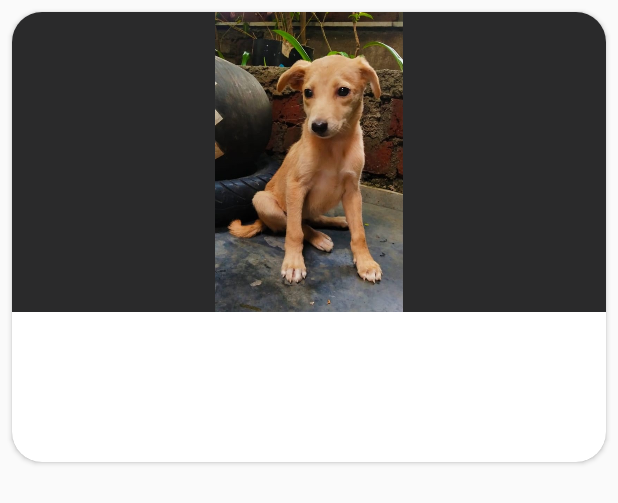
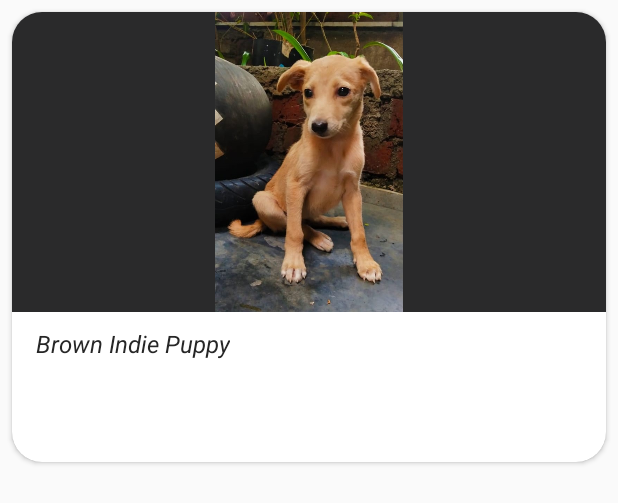
Before and after one commit to harshsiri2110/AART, an Android app: the layout item.xml on its own in the app's theme, with its tools: preview values and no code run, on a phone screen of 412 x 824 dp. Shown: the top 503 px of the screen. Run offline under Robolectric (Android 15) with nearby library versions, the phone set to English and light mode, and no system bars.

Commit message:
image description

```diff
--- a/app/src/main/res/layout/item.xml
+++ b/app/src/main/res/layout/item.xml
@@ -25,6 +25,18 @@
 
             </ImageView>
 
+            <TextView
+                android:id="@+id/title"
+                android:layout_width="wrap_content"
+                android:layout_height="wrap_content"
+                android:layout_below="@+id/image"
+                android:layout_marginLeft="16dp"
+                android:layout_marginTop="10dp"
+                android:text="Brown Indie Puppy"
+                android:textColor="#262626"
+                android:textSize="16sp"
+                android:textStyle="italic" />
+
         </RelativeLayout>
 
     </androidx.cardview.widget.CardView>
```
